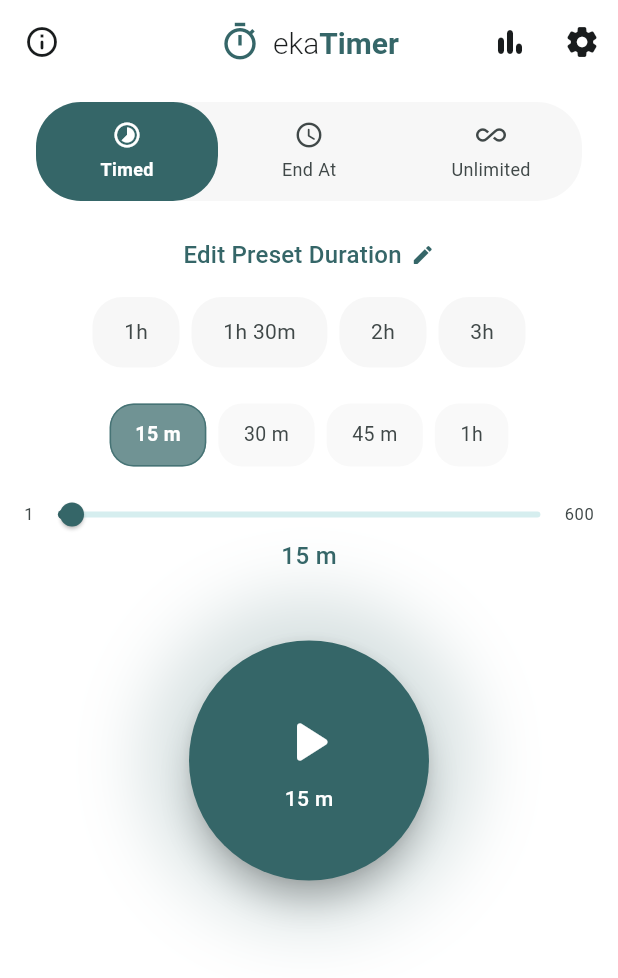
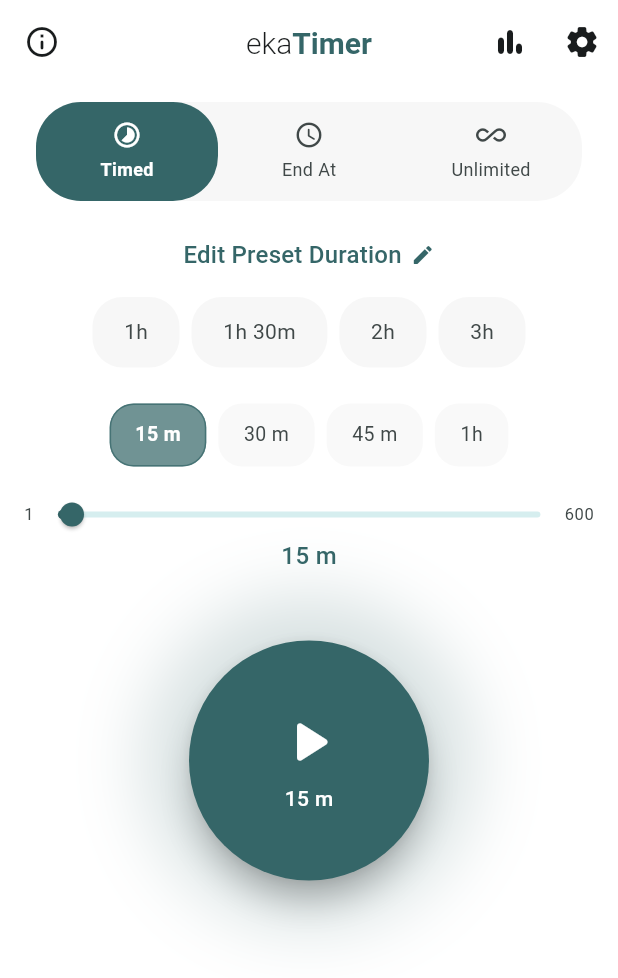
Before and after one commit to vpnry/ekatimer, a Flutter app: the screen it shows after launch, on a phone screen of 412 x 824 dp. Shown: the top 978 px of the screen. Run offline on Flutter 3.47's test engine with Material 3 defaults, Android fonts, the phone set to English and light mode, and no system bars; our stand-ins replace audioplayers, csv, file_picker, flutter_local_notifications, permission_handler, share_plus and 4 more; missing offline and left inert: alarm; accounts and stored records are empty.

```diff
--- a/lib/screens/home_screen.dart
+++ b/lib/screens/home_screen.dart
@@ -183,12 +183,7 @@ class _MeditationHomeScreenState extends State<MeditationHomeScreen>
                   title: Row(
                     mainAxisSize: MainAxisSize.min,
                     children: [
-                      Icon(
-                        Icons.timer_outlined,
-                        color: AppColors.primary,
-                        size: 28,
-                      ),
-                      const SizedBox(width: 8),
+
                       Text(
                         t.translate('app.splash.subtitle'),
                         style: const TextStyle(fontWeight: FontWeight.w300),
--- a/lib/screens/stats_screen.dart
+++ b/lib/screens/stats_screen.dart
@@ -340,6 +340,7 @@ class _StatsScreenState extends State<StatsScreen>
             const SizedBox(height: 16),
             Text(
               t.translate('history.noSessions'),
+              textAlign: TextAlign.center,
               style: Theme.of(context).textTheme.headlineMedium?.copyWith(
                     fontWeight: FontWeight.w300,
                   ),
@@ -347,6 +348,7 @@ class _StatsScreenState extends State<StatsScreen>
             const SizedBox(height: 8),
             Text(
               t.translate('history.noSessionsDesc'),
+              textAlign: TextAlign.center,
               style: Theme.of(context).textTheme.bodyLarge?.copyWith(
                     color: AppColors.textSecondaryLight,
                   ),
```
Also changed, not shown: 3 other files.
